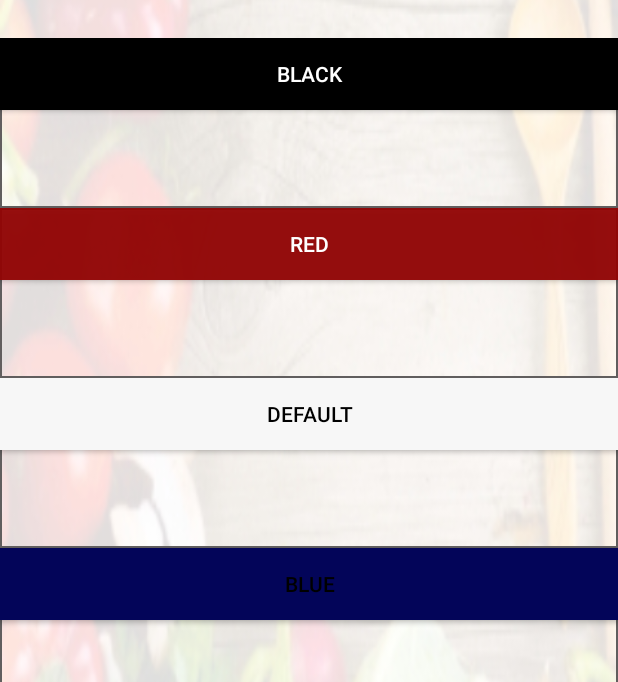
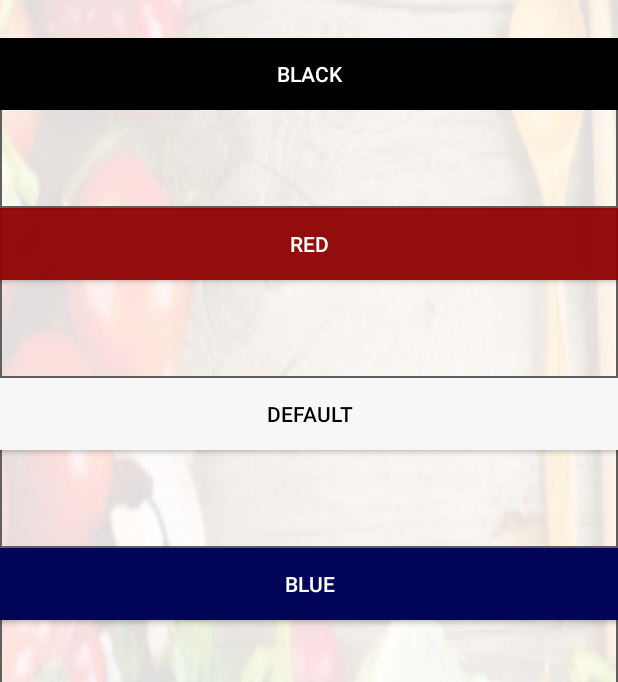
Before and after one commit to vakando/whatsinyourfridge, an Android app: the MainActivity screen opened directly, with no data from a screen before it, in the options menu, after a tap on "SETTINGS", on a phone screen of 412 x 824 dp. Shown: the part 424-1106 px from the top of the screen. Run offline under Robolectric (Android 15) with nearby library versions, the phone set to English and light mode, and no system bars.

Commit message:
+actionbar fixed +blueTheme added

```diff
--- a/app/src/main/java/com/example/views/Settings.java
+++ b/app/src/main/java/com/example/views/Settings.java
@@ -44,21 +44,30 @@ public class Settings  extends Fragment implements View.OnClickListener {
         blackTheme.setOnClickListener(this);
         blueTheme.setOnClickListener(this);
 
-//        if(getActivity().getApplicationInfo().theme == 1){
-//            redTheme.setEnabled(true);
-//            defaultTheme.setEnabled(true);
-//            blackTheme.setEnabled(false);
-//        }
-//        else  if(getActivity().getApplicationInfo().theme == 2){
-//            redTheme.setEnabled(false);
-//            defaultTheme.setEnabled(true);
-//            blackTheme.setEnabled(true);
-//        }
-//        else if(getActivity().getApplicationInfo().theme == 1){
-//            redTheme.setEnabled(true);
-//            defaultTheme.setEnabled(false);
-//            blackTheme.setEnabled(true);
-//        }
+        if(Themes.cTheme == 0 || Themes.cTheme == 3){
+            redTheme.setEnabled(true);
+            defaultTheme.setEnabled(false);
+            blackTheme.setEnabled(true);
+            blueTheme.setEnabled(true);
+        }
+        else  if(Themes.cTheme == 2){
+            redTheme.setEnabled(false);
+            defaultTheme.setEnabled(true);
+            blackTheme.setEnabled(true);
+            blueTheme.setEnabled(true);
+        }
+        else if(Themes.cTheme == 1){
+            redTheme.setEnabled(true);
+            defaultTheme.setEnabled(true);
+            blackTheme.setEnabled(false);
+            blueTheme.setEnabled(true);
+        }
+        else if(Themes.cTheme == 4){
+            redTheme.setEnabled(true);
+            defaultTheme.setEnabled(true);
+            blackTheme.setEnabled(true);
+            blueTheme.setEnabled(false);
+        }
 
 //        c.moveToFirst();
 //        while(!c.isAfterLast()){
--- a/app/src/main/res/layout/settings.xml
+++ b/app/src/main/res/layout/settings.xml
@@ -123,7 +123,7 @@
             android:layout_height="wrap_content"
             android:text="@string/theme1"
             android:id="@+id/theme1"
-            android:textColor="@color/black"
+            android:textColor="@color/white"
             android:layout_gravity="center_horizontal"
             android:background="@color/theme_darkblue_2" />
     </LinearLayout>
--- a/app/src/main/res/values-v21/styles.xml
+++ b/app/src/main/res/values-v21/styles.xml
@@ -7,8 +7,8 @@
         <item name="colorPrimary">@color/theme_darkblue_1</item>
         <item name="colorPrimaryDark">@color/theme_darkblue_2</item>
         <item name="colorAccent">@color/theme_darkblue_3</item>
-        <item name="android:textColorPrimary">@color/white</item>
-        <item name="android:textColorSecondary">@color/white</item>
+        <item name="android:textColorPrimary">@color/black</item>
+        <item name="android:textColorSecondary">@color/black</item>
         <item name="actionBarStyle">@style/BlueBar</item>
         <item name="colorControlHighlight">@color/lightBlue</item>
     </style>
```
